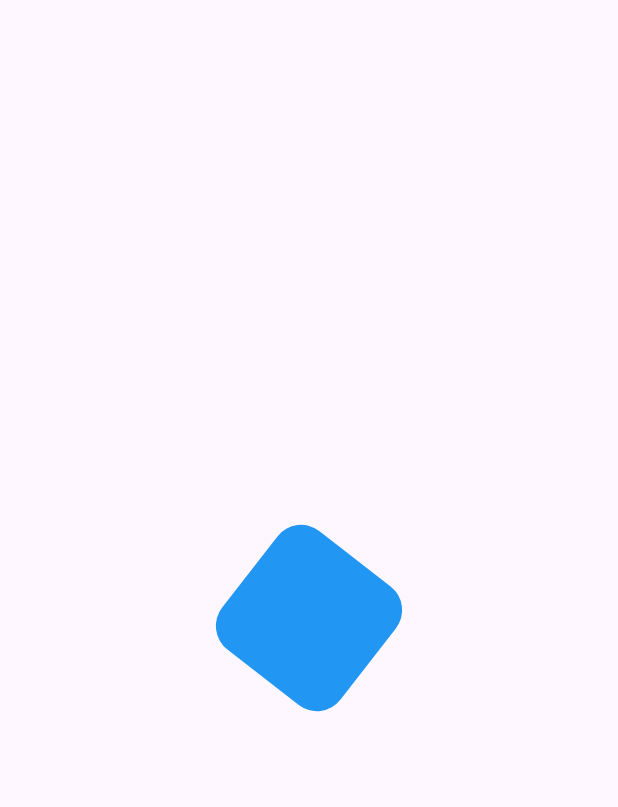
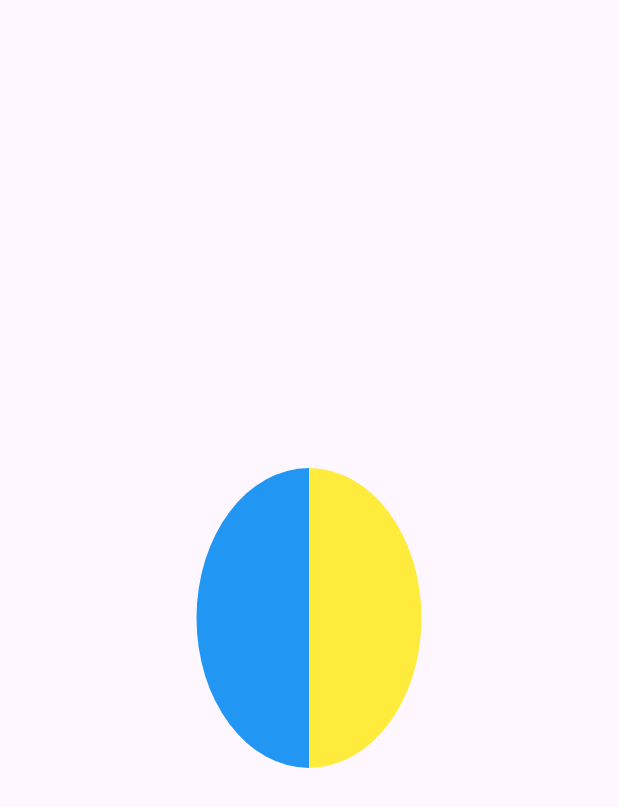
Before and after one commit to SaqibWani273/Flutter_UI-UX_Practice-Projects, a Flutter app: the screen it shows after launch, on a phone screen of 412 x 824 dp. Shown: the top 807 px of the screen. Run offline on Flutter 3.47's test engine with Material 3 defaults, Android fonts, the phone set to English and light mode, and no system bars; our stand-ins replace carousel_slider, cloud_firestore, firebase_auth, firebase_core, flutter_bloc, flutter_native_splash and 1 more; accounts and stored records are empty.

Commit message:
created 2 half circles using clippath & custom clipper

```diff
--- /dev/null
+++ b/flutter_animations/lib/animation_screens/rotation_clip_path.dart
@@ -0,0 +1,83 @@
+//chained animation with clippath,customclipper
+import 'package:flutter/material.dart';
+
+enum CircleSide { left, right }
+
+class RotationClipPath extends StatefulWidget {
+  const RotationClipPath({super.key});
+
+  @override
+  State<RotationClipPath> createState() => _RotationClipPathState();
+}
+
+class _RotationClipPathState extends State<RotationClipPath> {
+  @override
+  Widget build(BuildContext context) {
+    return Scaffold(
+        body: Center(
+      child: Row(
+        mainAxisAlignment: MainAxisAlignment.center,
+        children: [
+          ClipPath(
+            clipper: HalfCircleClipper(side: CircleSide.left),
+            child: Container(
+              height: 200,
+              width: 150,
+              color: Colors.blue,
+            ),
+          ),
+          ClipPath(
+            clipper: HalfCircleClipper(side: CircleSide.right),
+            child: Container(
+              height: 200,
+              width: 150,
+              color: Colors.yellow,
+            ),
+          ),
+        ],
+      ),
+    ));
+  }
+}
+
+class HalfCircleClipper extends CustomClipper<Path> {
+  final CircleSide side;
+
+  HalfCircleClipper({super.reclip, required this.side});
+
+  @override
+  Path getClip(Size size) => side.getHalfCircle(size);
+
+  //to reclip the path whenever the widget is rebuilt or something changes
+  @override
+  bool shouldReclip(covariant CustomClipper<Path> oldClipper) => true;
+}
+
+extension CircleClipper on CircleSide {
+  Path getHalfCircle(Size size) {
+    final Path path = Path();
+    late bool clockwise;
+    late Offset offset;
+    switch (this) {
+      case CircleSide.left:
+        //as we know the origin of the path is at top left, so for left circle
+        // we need to move to top right
+        path.moveTo(size.width, 0);
+        offset = Offset(size.width, size.height);
+        clockwise = false;
+        break;
+      case CircleSide.right:
+        offset = Offset(0, size.height);
+        clockwise = true;
+        break;
+    }
+    path.arcToPoint(
+      offset,
+      radius: Radius.elliptical(size.width / 2, size.height / 2),
+      // radius: Radius.circular(size.width / 2),
+      clockwise: clockwise,
+    );
+    path.close();
+    return path;
+  }
+}
--- a/flutter_animations/lib/main.dart
+++ b/flutter_animations/lib/main.dart
@@ -1,5 +1,7 @@
 import 'package:flutter/material.dart';
-import 'dart:math' show pi;
+import 'package:flutter_animations/animation_screens/rotation_clip_path.dart';
+
+import 'animation_screens/transform_container.dart';
 
 void main() {
   runApp(const MyApp());
@@ -18,70 +20,7 @@ class MyApp extends StatelessWidget {
         colorScheme: ColorScheme.fromSeed(seedColor: Colors.deepPurple),
         useMaterial3: true,
       ),
-      home: const MyHomePage(title: 'Flutter Demo Home Page'),
+      home: const RotationClipPath(),
     );
   }
 }
-
-class MyHomePage extends StatefulWidget {
-  const MyHomePage({super.key, required this.title});
-
-  final String title;
-
-  @override
-  State<MyHomePage> createState() => _MyHomePageState();
-}
-
-class _MyHomePageState extends State<MyHomePage>
-    with SingleTickerProviderStateMixin {
-  late final AnimationController _controller;
-  late final Animation<double> _animation;
-  final identitityMatrix = Matrix4.identity();
-  @override
-  void initState() {
-    _controller = AnimationController(
-      vsync: this,
-      duration: Durations.extralong4 +
-          Durations.extralong3, // 1 second or 1000 milliseconds
-    );
-    _animation = Tween<double>(begin: 0, end: 2 * pi).animate(_controller);
-    _controller.repeat();
-    super.initState();
-  }
-
-  @override
-  void dispose() {
-    _controller.dispose();
-    super.dispose();
-  }
-
-  @override
-  Widget build(BuildContext context) {
-    return Scaffold(
-      body: Center(
-        child: AnimatedBuilder(
-            animation: _animation,
-            builder: (context, child) {
-              return Transform(
-                transform: Matrix4.identity()..rotateZ(_animation.value),
-                alignment: Alignment
-                    .center, //it is like where to hold the child for rotation
-                //    origin: Offset(50, 50),//used to manually and more precisely place the pivot point
-                //instead we are using alignment here
-                child: Container(
-                  width: 100,
-                  height: 100,
-                  decoration: BoxDecoration(
-                    color: Colors.blue,
-                    borderRadius: BorderRadius.circular(
-                        20), //fun fact: if we set width to 100
-                    //height to 100 and radius to 50 then it will be a circle & animation
-                    //won't be visible
-                  ),
-                ),
-              );
-            }),
-      ),
-    );
-  }
-}
```
Also changed, not shown: flutter_animations/lib/animation_screens/transform_container.dart (added, +87 -0 lines).
